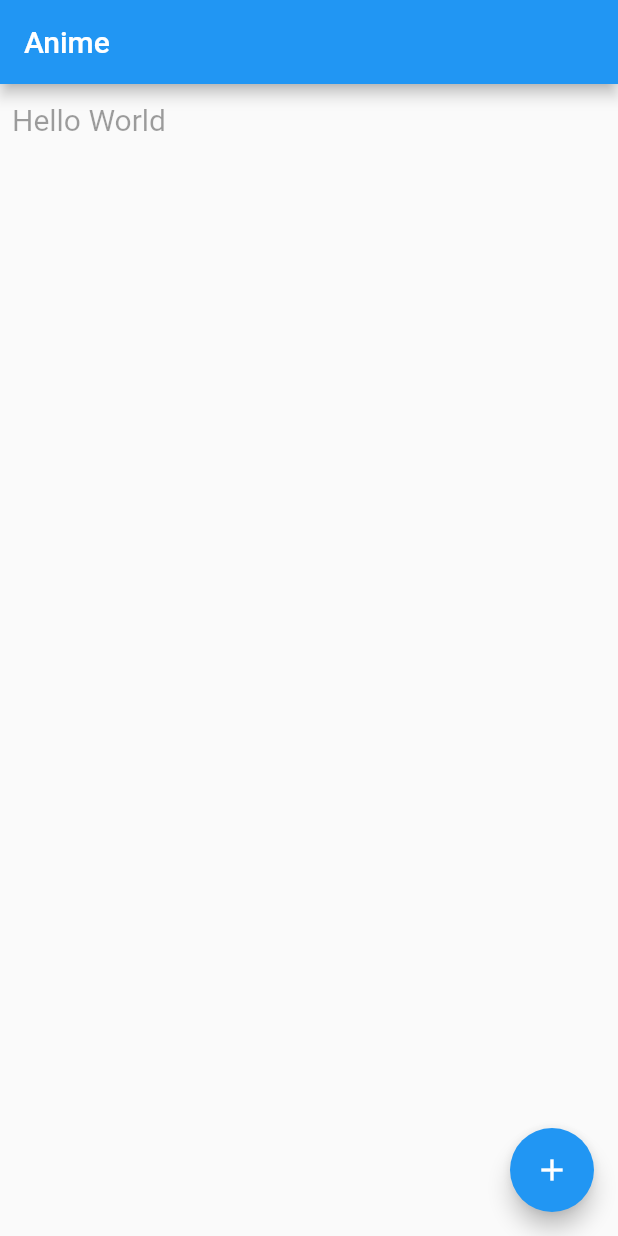
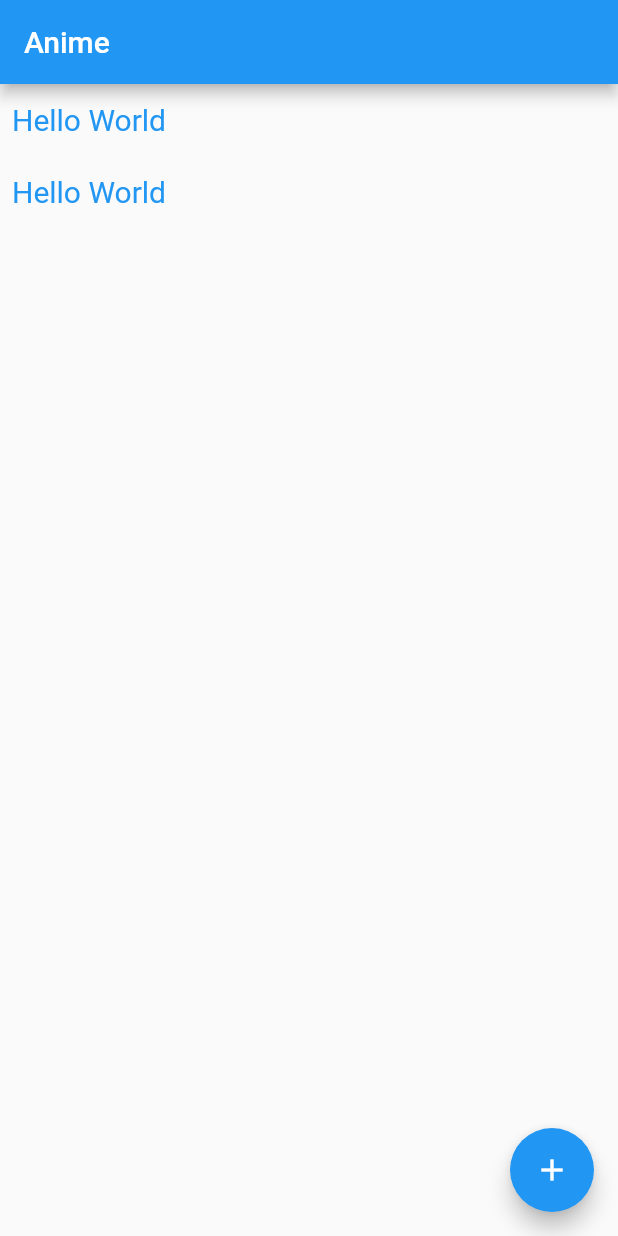
Before and after one commit to GoYamazaki/widget_animation_with_anime, a Flutter app: the screen it shows after launch, on a phone screen of 412 x 824 dp. Run offline on Flutter 3.47's test engine with Material 2 defaults, Android fonts, the phone set to English and light mode, and no system bars.

Commit message:
Check for multiple widgets

```diff
--- a/lib/main.dart
+++ b/lib/main.dart
@@ -43,10 +43,21 @@ class MyAnimeWidget extends StatefulWidget {
   MyAnimeWidget({Key? key}) : super(key: key);
   late _MyAnimePageState _state;
 
-  final TextButton button = TextButton(
-    style: TextButton.styleFrom(textStyle: const TextStyle(fontSize: 20)),
-    onPressed: null,
-    child: const Text('Hello World'),
+  final Widget buttons = Column(
+    children: [
+      TextButton(
+        style: TextButton.styleFrom(textStyle: const TextStyle(fontSize: 20)),
+        onPressed: (){
+          print('😃');
+        },
+        child: const Text('Hello World'),
+      ),
+      TextButton(
+        style: TextButton.styleFrom(textStyle: const TextStyle(fontSize: 20)),
+        onPressed: (){print('👿');},
+        child: const Text('Hello World'),
+      ),
+    ],
   );
 
   void hideButton() {
@@ -85,6 +96,6 @@ class _MyAnimePageState extends State<MyAnimeWidget>
 
   @override
   Widget build(BuildContext context) {
-    return FadeTransition(opacity: _animation, child: widget.button,);
+    return FadeTransition(opacity: _animation, child: widget.buttons,);
   }
 }
```
